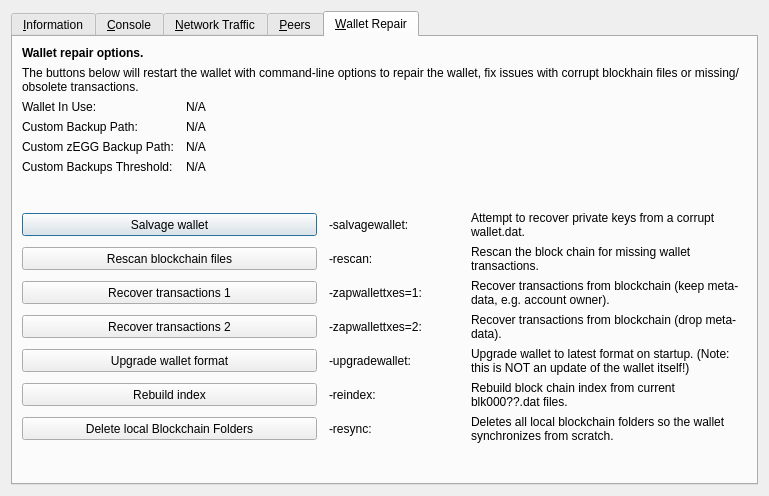
Old version of the form src/qt/forms/rpcconsole.ui in the repository KingricharVD/NestEGG.
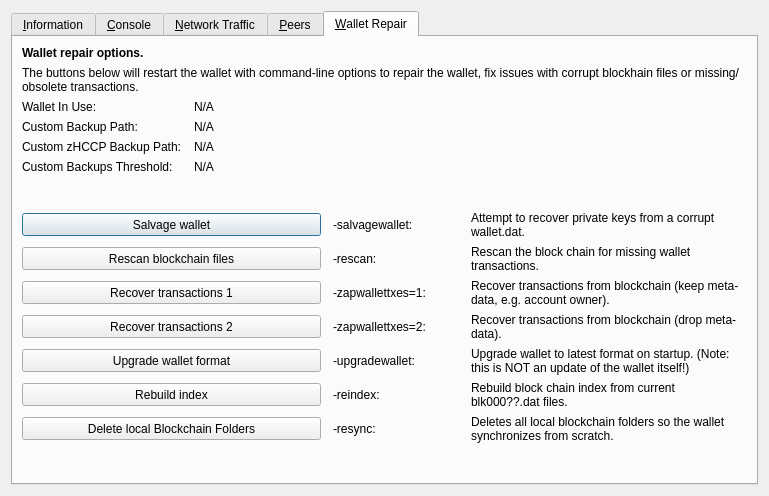
New version of the form. The open tabs and pages were chosen to show the change. Icons and pictures are not drawn. Custom widgets are drawn as their Qt base class.

Patch:
```diff
--- a/src/qt/forms/rpcconsole.ui
+++ b/src/qt/forms/rpcconsole.ui
@@ -1333,7 +1333,7 @@
           <bool>false</bool>
          </property>
          <property name="text">
-          <string>Custom zEGG Backup Path:</string>
+          <string>Custom zHCCP Backup Path:</string>
          </property>
         </widget>
        </item>
```
Left out of the diff: 2 changed lines with no effect on the pictures.
